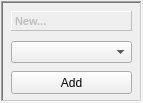
Before: the Qt Designer form src/gui/DaqFactoryWidget.ui in CompEphys-team/stdpc, drawn with Qt 5.
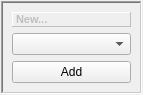
After: the same form once the commit is applied.

What changed in the file:
```diff
--- a/src/gui/DaqFactoryWidget.ui
+++ b/src/gui/DaqFactoryWidget.ui
@@ -7,21 +7,27 @@
     <x>0</x>
     <y>0</y>
     <width>143</width>
-    <height>103</height>
+    <height>94</height>
    </rect>
   </property>
   <property name="windowTitle">
    <string>Form</string>
   </property>
+  <layout class="QGridLayout" name="gridLayout_2">
+   <property name="leftMargin">
+    <number>1</number>
+   </property>
+   <property name="topMargin">
+    <number>1</number>
+   </property>
+   <property name="rightMargin">
+    <number>1</number>
+   </property>
+   <property name="bottomMargin">
+    <number>1</number>
+   </property>
+   <item row="0" column="0">
   <widget class="QFrame" name="frame">
-   <property name="geometry">
-    <rect>
-     <x>1</x>
-     <y>1</y>
-     <width>141</width>
-     <height>101</height>
-    </rect>
-   </property>
    <property name="autoFillBackground">
     <bool>true</bool>
    </property>
@@ -37,18 +43,12 @@
    <property name="midLineWidth">
     <number>0</number>
    </property>
+     <layout class="QGridLayout" name="gridLayout">
+      <item row="0" column="0">
    <widget class="QLabel" name="label">
     <property name="enabled">
      <bool>false</bool>
     </property>
-    <property name="geometry">
-     <rect>
-      <x>10</x>
-      <y>10</y>
-      <width>121</width>
-      <height>20</height>
-     </rect>
-    </property>
     <property name="font">
      <font>
       <pointsize>8</pointsize>
@@ -78,30 +78,21 @@
      <string>New...</string>
     </property>
    </widget>
+      </item>
+      <item row="1" column="0">
+       <widget class="QComboBox" name="combo"/>
+      </item>
+      <item row="2" column="0">
    <widget class="QPushButton" name="button">
-    <property name="geometry">
-     <rect>
-      <x>10</x>
-      <y>70</y>
-      <width>121</width>
-      <height>23</height>
-     </rect>
-    </property>
     <property name="text">
      <string>Add</string>
     </property>
    </widget>
-   <widget class="QComboBox" name="combo">
-    <property name="geometry">
-     <rect>
-      <x>10</x>
-      <y>40</y>
-      <width>121</width>
-      <height>22</height>
-     </rect>
-    </property>
-   </widget>
-  </widget>
+      </item>
+     </layout>
+    </widget>
+   </item>
+  </layout>
  </widget>
  <resources/>
  <connections/>
```
Lines whose indentation alone changed are shown as unchanged.
